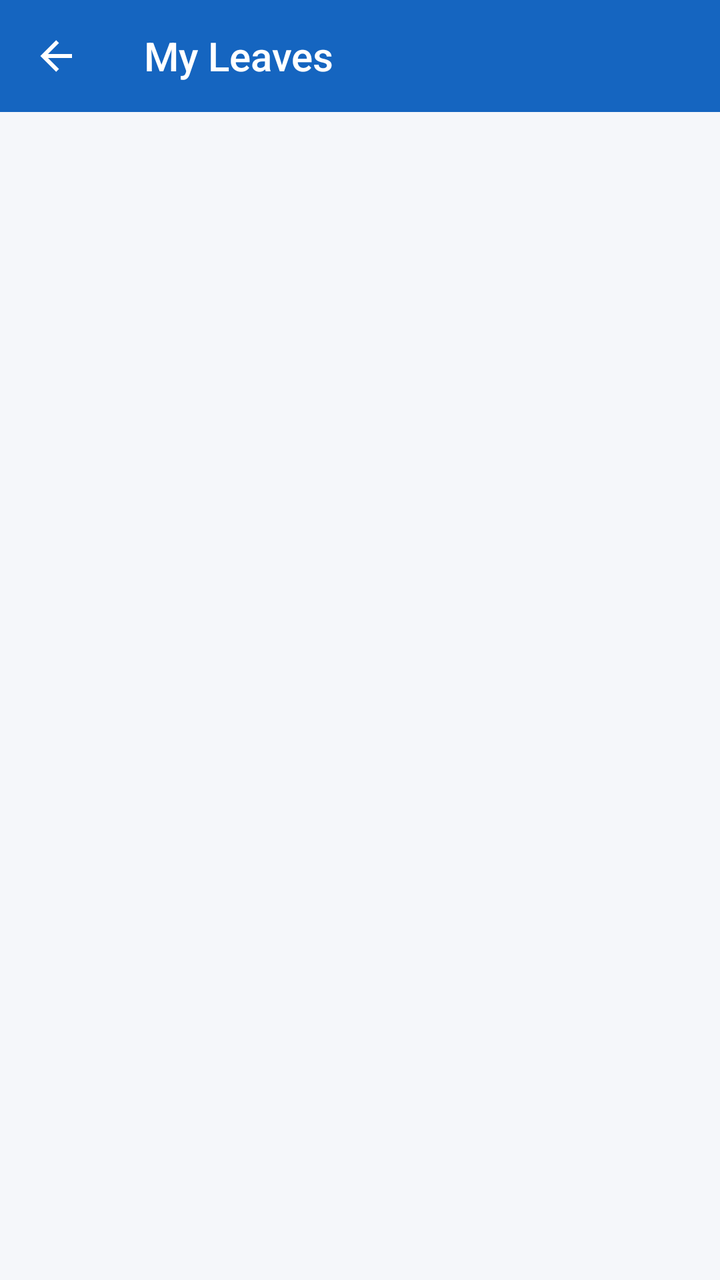
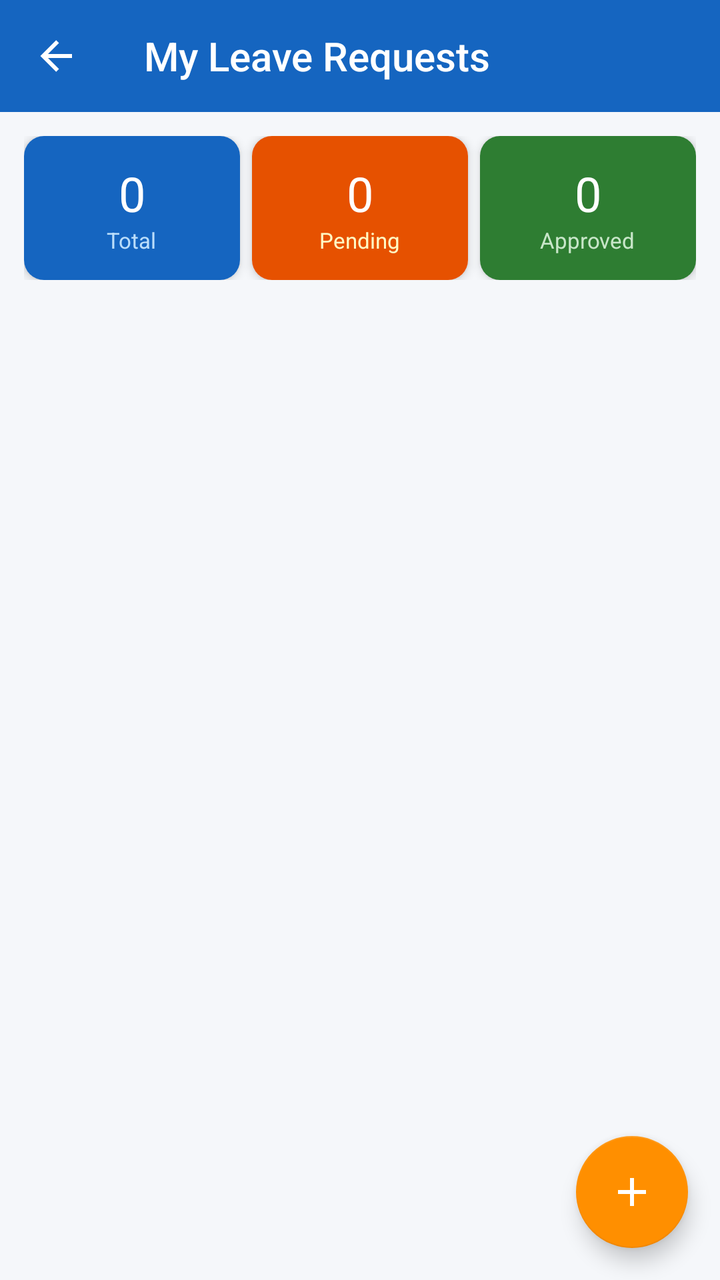

Compare the two renders of this Android layout. The source of the first and the diff that turns it into the second are given below.
<!-- AndroidManifest.xml: application theme Theme.WorkVerse -->
<!-- res/layout/activity_view_leave_status.xml -->
<?xml version="1.0" encoding="utf-8"?>
<LinearLayout xmlns:android="http://schemas.android.com/apk/res/android"
    xmlns:app="http://schemas.android.com/apk/res-auto"
    android:layout_width="match_parent" android:layout_height="match_parent"
    android:orientation="vertical" android:background="@color/background">
    <androidx.appcompat.widget.Toolbar android:id="@+id/toolbar"
        android:layout_width="match_parent" android:layout_height="?attr/actionBarSize"
        style="@style/WorkVerse.Toolbar" app:title="My Leaves" app:navigationIcon="@drawable/ic_back"/>
    
    <androidx.recyclerview.widget.RecyclerView android:id="@+id/recyclerView"
        android:layout_width="match_parent" android:layout_height="0dp"
        android:layout_weight="1" android:padding="8dp" android:clipToPadding="false"/>
    <ProgressBar android:id="@+id/progressBar" android:layout_width="wrap_content"
        android:layout_height="wrap_content" android:layout_gravity="center" android:visibility="gone"/>
    <TextView android:id="@+id/tvEmpty" android:layout_width="match_parent" android:layout_height="wrap_content"
        android:text="No data found" android:gravity="center" android:padding="40dp"
        android:textColor="@color/text_secondary" android:textSize="16sp" android:visibility="gone"/>
</LinearLayout>
<!-- resources referenced by this layout -->
<resources>
  <color name="background">#F5F7FA</color>
  <color name="text_secondary">#757575</color>
  <!-- drawable ic_back (drawable) -->
  <?xml version="1.0" encoding="utf-8"?>
  <vector xmlns:android="http://schemas.android.com/apk/res/android" android:width="24dp" android:height="24dp" android:viewportWidth="24" android:viewportHeight="24">
      <path android:fillColor="#FFFFFF" android:pathData="M20,11V13H8L13.5,18.5L12.08,19.92L4.16,12L12.08,4.08L13.5,5.5L8,11H20Z"/>
  </vector>
  <style name="WorkVerse.Toolbar" parent="Widget.AppCompat.Toolbar">
          <item name="android:background">@color/primary</item>
          <item name="android:theme">@style/ThemeOverlay.AppCompat.Dark.ActionBar</item>
      </style>
  <style name="Theme.WorkVerse" parent="Theme.MaterialComponents.Light.NoActionBar">
          <item name="colorPrimary">@color/primary</item>
          <item name="colorPrimaryVariant">@color/primary_dark</item>
          <item name="colorOnPrimary">@color/white</item>
          <item name="colorSecondary">@color/accent</item>
          <item name="android:colorBackground">@color/background</item>
          <item name="android:statusBarColor">@color/primary_dark</item>
      </style>
  <color name="primary">#1565C0</color>
  <color name="primary_dark">#0D47A1</color>
  <color name="white">#FFFFFF</color>
  <color name="accent">#FF8F00</color>
</resources>

<!-- the commit's change to res/layout/activity_view_leave_status.xml (unified diff, before → after) -->
@@ -1,18 +1,31 @@
 <?xml version="1.0" encoding="utf-8"?>
-<LinearLayout xmlns:android="http://schemas.android.com/apk/res/android"
-    xmlns:app="http://schemas.android.com/apk/res-auto"
-    android:layout_width="match_parent" android:layout_height="match_parent"
-    android:orientation="vertical" android:background="@color/background">
-    <androidx.appcompat.widget.Toolbar android:id="@+id/toolbar"
-        android:layout_width="match_parent" android:layout_height="?attr/actionBarSize"
-        style="@style/WorkVerse.Toolbar" app:title="My Leaves" app:navigationIcon="@drawable/ic_back"/>
-    
-    <androidx.recyclerview.widget.RecyclerView android:id="@+id/recyclerView"
-        android:layout_width="match_parent" android:layout_height="0dp"
-        android:layout_weight="1" android:padding="8dp" android:clipToPadding="false"/>
-    <ProgressBar android:id="@+id/progressBar" android:layout_width="wrap_content"
-        android:layout_height="wrap_content" android:layout_gravity="center" android:visibility="gone"/>
-    <TextView android:id="@+id/tvEmpty" android:layout_width="match_parent" android:layout_height="wrap_content"
-        android:text="No data found" android:gravity="center" android:padding="40dp"
-        android:textColor="@color/text_secondary" android:textSize="16sp" android:visibility="gone"/>
-</LinearLayout>
+<androidx.coordinatorlayout.widget.CoordinatorLayout xmlns:android="http://schemas.android.com/apk/res/android" xmlns:app="http://schemas.android.com/apk/res-auto" android:layout_width="match_parent" android:layout_height="match_parent" android:background="@color/background">
+    <LinearLayout android:layout_width="match_parent" android:layout_height="match_parent" android:orientation="vertical">
+        <androidx.appcompat.widget.Toolbar android:id="@+id/toolbar" android:layout_width="match_parent" android:layout_height="?attr/actionBarSize" style="@style/WorkVerse.Toolbar" app:title="My Leave Requests" app:navigationIcon="@drawable/ic_back"/>
+        
+        <LinearLayout android:layout_width="match_parent" android:layout_height="wrap_content" android:orientation="horizontal" android:padding="12dp">
+            <androidx.cardview.widget.CardView android:layout_width="0dp" android:layout_height="72dp" android:layout_weight="1" android:layout_marginEnd="6dp" app:cardCornerRadius="10dp" app:cardElevation="3dp">
+                <LinearLayout android:layout_width="match_parent" android:layout_height="match_parent" android:background="@color/card_blue" android:gravity="center" android:orientation="vertical">
+                    <TextView android:id="@+id/tvTotalLeaves" android:layout_width="wrap_content" android:layout_height="wrap_content" android:text="0" android:textColor="@android:color/white" android:textSize="24sp" android:fontFamily="sans-serif-bold"/>
+                    <TextView android:layout_width="wrap_content" android:layout_height="wrap_content" android:text="Total" android:textColor="#BBDEFB" android:textSize="11sp"/>
+                </LinearLayout>
+            </androidx.cardview.widget.CardView>
+            <androidx.cardview.widget.CardView android:layout_width="0dp" android:layout_height="72dp" android:layout_weight="1" android:layout_marginEnd="6dp" app:cardCornerRadius="10dp" app:cardElevation="3dp">
+                <LinearLayout android:layout_width="match_parent" android:layout_height="match_parent" android:background="@color/card_orange" android:gravity="center" android:orientation="vertical">
+                    <TextView android:id="@+id/tvPendingLeaves" android:layout_width="wrap_content" android:layout_height="wrap_content" android:text="0" android:textColor="@android:color/white" android:textSize="24sp" android:fontFamily="sans-serif-bold"/>
+                    <TextView android:layout_width="wrap_content" android:layout_height="wrap_content" android:text="Pending" android:textColor="#FFF9C4" android:textSize="11sp"/>
+                </LinearLayout>
+            </androidx.cardview.widget.CardView>
+            <androidx.cardview.widget.CardView android:layout_width="0dp" android:layout_height="72dp" android:layout_weight="1" app:cardCornerRadius="10dp" app:cardElevation="3dp">
+                <LinearLayout android:layout_width="match_parent" android:layout_height="match_parent" android:background="@color/card_green" android:gravity="center" android:orientation="vertical">
+                    <TextView android:id="@+id/tvApprovedLeaves" android:layout_width="wrap_content" android:layout_height="wrap_content" android:text="0" android:textColor="@android:color/white" android:textSize="24sp" android:fontFamily="sans-serif-bold"/>
+                    <TextView android:layout_width="wrap_content" android:layout_height="wrap_content" android:text="Approved" android:textColor="#C8E6C9" android:textSize="11sp"/>
+                </LinearLayout>
+            </androidx.cardview.widget.CardView>
+        </LinearLayout>
+        <androidx.recyclerview.widget.RecyclerView android:id="@+id/recyclerView" android:layout_width="match_parent" android:layout_height="0dp" android:layout_weight="1" android:padding="8dp" android:clipToPadding="false" android:paddingBottom="80dp"/>
+        <TextView android:id="@+id/tvEmpty" android:layout_width="match_parent" android:layout_height="wrap_content" android:text="No leave requests yet. Tap + to apply for leave." android:gravity="center" android:padding="40dp" android:textColor="@color/text_secondary" android:textSize="15sp" android:visibility="gone"/>
+        <ProgressBar android:id="@+id/progressBar" android:layout_width="wrap_content" android:layout_height="wrap_content" android:layout_gravity="center" android:visibility="gone"/>
+    </LinearLayout>
+    <com.google.android.material.floatingactionbutton.FloatingActionButton android:id="@+id/fabApply" android:layout_width="wrap_content" android:layout_height="wrap_content" android:layout_gravity="bottom|end" android:layout_margin="16dp" app:srcCompat="@drawable/ic_add" app:tint="@android:color/white"/>
+</androidx.coordinatorlayout.widget.CoordinatorLayout>
<!-- resource entries referenced after the edit -->
@@ -1,7 +1,15 @@
 <!-- resources referenced by this layout -->
 <resources>
   <color name="background">#F5F7FA</color>
+  <color name="card_blue">#1565C0</color>
+  <color name="card_green">#2E7D32</color>
+  <color name="card_orange">#E65100</color>
   <color name="text_secondary">#757575</color>
+  <!-- drawable ic_add (drawable) -->
+  <?xml version="1.0" encoding="utf-8"?>
+  <vector xmlns:android="http://schemas.android.com/apk/res/android" android:width="24dp" android:height="24dp" android:viewportWidth="24" android:viewportHeight="24">
+      <path android:fillColor="#FFFFFF" android:pathData="M19,13H13V19H11V13H5V11H11V5H13V11H19V13Z"/>
+  </vector>
   <!-- drawable ic_back (drawable) -->
   <?xml version="1.0" encoding="utf-8"?>
   <vector xmlns:android="http://schemas.android.com/apk/res/android" android:width="24dp" android:height="24dp" android:viewportWidth="24" android:viewportHeight="24">
